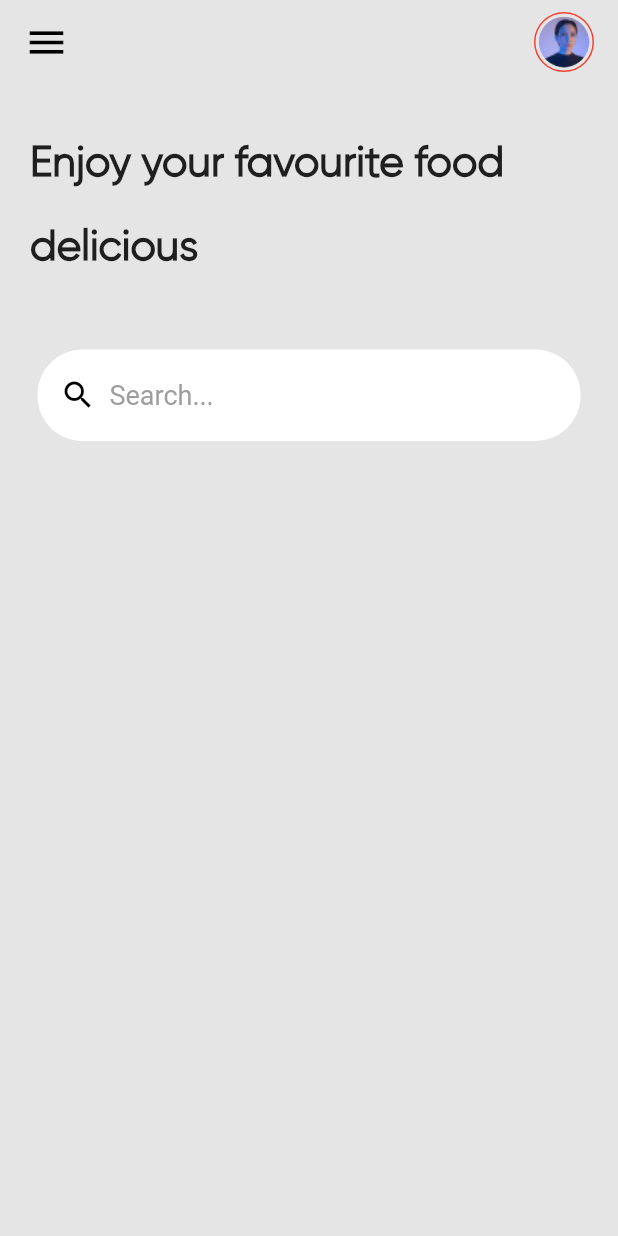
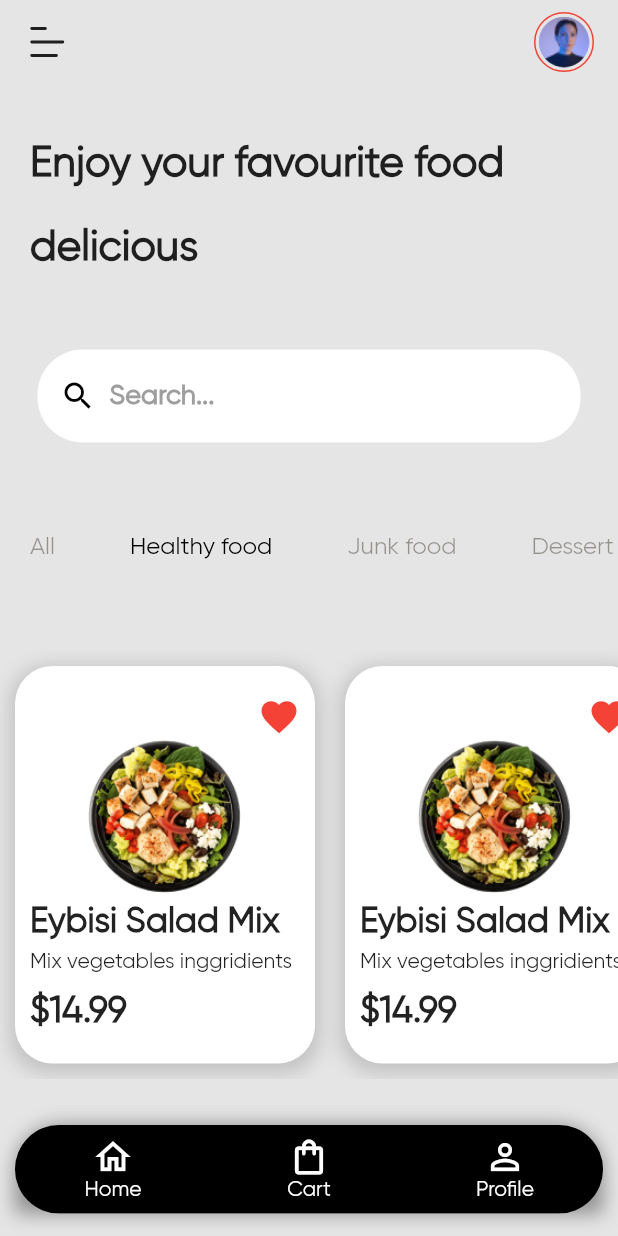
Before and after one commit to ImrulEmon/Food, a Flutter app: the screen it shows after launch, on a phone screen of 412 x 824 dp. Run offline on Flutter 3.47's test engine with Material 2 defaults, Android fonts, the phone set to English and light mode, and no system bars; our stand-ins replace flutter_svg.

Commit message:
hardcoded Home

```diff
--- a/lib/constants/colors.dart
+++ b/lib/constants/colors.dart
@@ -1,3 +1,9 @@
 import 'package:flutter/material.dart';
 
 const Color fdBGColor = Color(0xFFE5E5E5);
+const kWhiteColor = Color(0xFFFFFFFF);
+const kBlackColor = Color(0xFF000000);
+const kTextColor = Color(0xFF1D150B);
+const kPrimaryColor = Color(0xFFFB475F);
+const kSecondaryColor = Color(0xFFF5E1CB);
+const kBorderColor = Color(0xFFDDDDDD);
--- a/lib/main.dart
+++ b/lib/main.dart
@@ -17,7 +17,13 @@ class MyApp extends StatelessWidget {
       debugShowCheckedModeBanner: false,
       title: 'ToDo App',
       theme: ThemeData(
+        fontFamily: 'Gilroy',
+        scaffoldBackgroundColor: fdBGColor,
         primarySwatch: Colors.blue,
+        textTheme: TextTheme(
+          headlineMedium: TextStyle(fontWeight: FontWeight.bold),
+          titleMedium: TextStyle(fontWeight: FontWeight.bold),
+        ),
       ),
       home: Home(),
     );
--- a/lib/screens/home.dart
+++ b/lib/screens/home.dart
@@ -1,8 +1,11 @@
 import 'dart:ui';
 
 import 'package:flutter/material.dart';
+import 'package:flutter_svg/flutter_svg.dart';
+import 'package:food/widgets/food_card.dart';
 import 'package:food/widgets/search_bar.dart';
 import '../constants/colors.dart';
+import '../widgets/category_title.dart';
 
 class Home extends StatelessWidget {
   @override
@@ -15,10 +18,9 @@ class Home extends StatelessWidget {
         title: Row(
           mainAxisAlignment: MainAxisAlignment.spaceBetween,
           children: [
-            Icon(
-              Icons.menu,
-              color: Colors.black,
-              size: 30,
+            SvgPicture.asset(
+              "assets/images/Menu.svg",
+              height: 31,
             ),
             Container(
               height: 40,
@@ -58,7 +60,98 @@ class Home extends StatelessWidget {
             ),
           ),
           SearchInput(),
+          SizedBox(
+            height: 60.0,
+          ),
+          SingleChildScrollView(
+            scrollDirection: Axis.horizontal,
+            child: Row(
+              children: <Widget>[
+                CategoryTitle(
+                  title: "All",
+                ),
+                CategoryTitle(title: "Healthy food", active: true),
+                CategoryTitle(title: "Junk food"),
+                CategoryTitle(title: "Dessert"),
+                CategoryTitle(title: "Indian"),
+              ],
+            ),
+          ),
+          SizedBox(
+            height: 60.0,
+          ),
+          SingleChildScrollView(
+            scrollDirection: Axis.horizontal,
+            child: Row(
+              children: [
+                FoodCard(),
+                FoodCard(),
+                FoodCard(),
+                FoodCard(),
+              ],
+            ),
+          ),
         ],
+      ),
+      bottomNavigationBar: Container(
+        margin: EdgeInsets.only(
+          bottom: 15.0,
+          left: 10.0,
+          right: 10.0,
+        ),
+        decoration: BoxDecoration(
+          borderRadius: BorderRadius.only(
+            topRight: Radius.circular(30),
+            topLeft: Radius.circular(30),
+          ),
+          boxShadow: [
+            BoxShadow(
+              color: Colors.black38,
+              spreadRadius: 0,
+              blurRadius: 10,
+            ),
+          ],
+        ),
+        child: ClipRRect(
+          borderRadius: BorderRadius.only(
+            topLeft: Radius.circular(30.0),
+            topRight: Radius.circular(30.0),
+            bottomLeft: Radius.circular(30.0),
+            bottomRight: Radius.circular(30.0),
+          ),
+          child: BottomNavigationBar(
+            backgroundColor: Colors.black,
+            fixedColor: Colors.white,
+            unselectedItemColor: Colors.white,
+            unselectedFontSize: 14,
+            items: const <BottomNavigationBarItem>[
+              BottomNavigationBarItem(
+                icon: Icon(
+                  Icons.home_outlined,
+                  color: Colors.white,
+                  size: 28.0,
+                ),
+                label: 'Home',
+              ),
+              BottomNavigationBarItem(
+                icon: Icon(
+                  Icons.shopping_bag_outlined,
+                  color: Colors.white,
+                  size: 28.0,
+                ),
+                label: 'Cart',
+              ),
+              BottomNavigationBarItem(
+                icon: Icon(
+                  Icons.person_outline,
+                  color: Colors.white,
+                  size: 28.0,
+                ),
+                label: 'Profile',
+              ),
+            ],
+          ),
+        ),
       ),
     );
   }
--- /dev/null
+++ b/lib/widgets/category_title.dart
@@ -0,0 +1,26 @@
+import 'package:flutter/material.dart';
+import '../constants/colors.dart';
+
+class CategoryTitle extends StatelessWidget {
+  final String title;
+  final bool active;
+  const CategoryTitle({
+    Key key,
+    this.active = false,
+    this.title,
+  }) : super(key: key);
+
+  @override
+  Widget build(BuildContext context) {
+    return Padding(
+      padding: const EdgeInsets.only(left: 20, right: 30),
+      child: Text(
+        title,
+        style: Theme.of(context).textTheme.button.copyWith(
+              color: active ? Colors.black : kTextColor.withOpacity(.4),
+              fontSize: 16.0,
+            ),
+      ),
+    );
+  }
+}
--- /dev/null
+++ b/lib/widgets/food_card.dart
@@ -0,0 +1,87 @@
+import 'package:flutter/src/foundation/key.dart';
+import 'package:flutter/src/widgets/container.dart';
+import 'package:flutter/src/widgets/framework.dart';
+
+import 'package:flutter/material.dart';
+
+class FoodCard extends StatelessWidget {
+  const FoodCard({Key key}) : super(key: key);
+
+  @override
+  Widget build(BuildContext context) {
+    return Container(
+      width: 200,
+      height: 265,
+      padding: EdgeInsets.symmetric(vertical: 20.0),
+      margin: EdgeInsets.all(10.0),
+      decoration: BoxDecoration(
+        color: Colors.white,
+        borderRadius: BorderRadius.circular(25),
+        boxShadow: [
+          BoxShadow(
+            color: Colors.grey.withOpacity(0.5),
+            spreadRadius: 3,
+            blurRadius: 10,
+            offset: Offset(0, 3),
+          ),
+        ],
+      ),
+      child: Padding(
+        padding: EdgeInsets.symmetric(horizontal: 10.0),
+        child: Column(
+          crossAxisAlignment: CrossAxisAlignment.start,
+          children: [
+            Row(
+              mainAxisAlignment: MainAxisAlignment.end,
+              children: [
+                Icon(
+                  Icons.favorite,
+                  color: Colors.red,
+                  size: 28.0,
+                ),
+              ],
+            ),
+            Expanded(
+              child: Container(
+                alignment: Alignment.center,
+                child: Image.asset(
+                  'assets/images/Eybisi.png',
+                  height: 150,
+                ),
+              ),
+            ),
+            SizedBox(
+              height: 5.0,
+            ),
+            Text(
+              'Eybisi Salad Mix',
+              style: TextStyle(
+                fontSize: 23,
+                fontWeight: FontWeight.bold,
+              ),
+            ),
+            SizedBox(
+              height: 4.0,
+            ),
+            Text(
+              'Mix vegetables inggridients',
+              style: TextStyle(
+                fontSize: 14,
+              ),
+            ),
+            SizedBox(
+              height: 10.0,
+            ),
+            Text(
+              '\$14.99',
+              style: TextStyle(
+                fontWeight: FontWeight.bold,
+                fontSize: 24.0,
+              ),
+            ),
+          ],
+        ),
+      ),
+    );
+  }
+}
--- a/pubspec.yaml
+++ b/pubspec.yaml
@@ -20,7 +20,7 @@ publish_to: 'none' # Remove this line if you wish to publish to pub.dev
 version: 1.0.0+1
 
 environment:
-  sdk: '>=2.18.2 <3.0.0'
+  sdk: '>=2.11.0 <3.0.0'
 
 # Dependencies specify other packages that your package needs in order to work.
 # To automatically upgrade your package dependencies to the latest versions
@@ -32,6 +32,7 @@ dependencies:
   flutter:
     sdk: flutter
   # google_fonts: ^3.0.1
+  flutter_svg:
 
 
   # The following adds the Cupertino Icons font to your application.
```
Also changed, not shown: assets/images/Eybisi.png (added), assets/images/Menu.svg (added), pubspec.lock.
